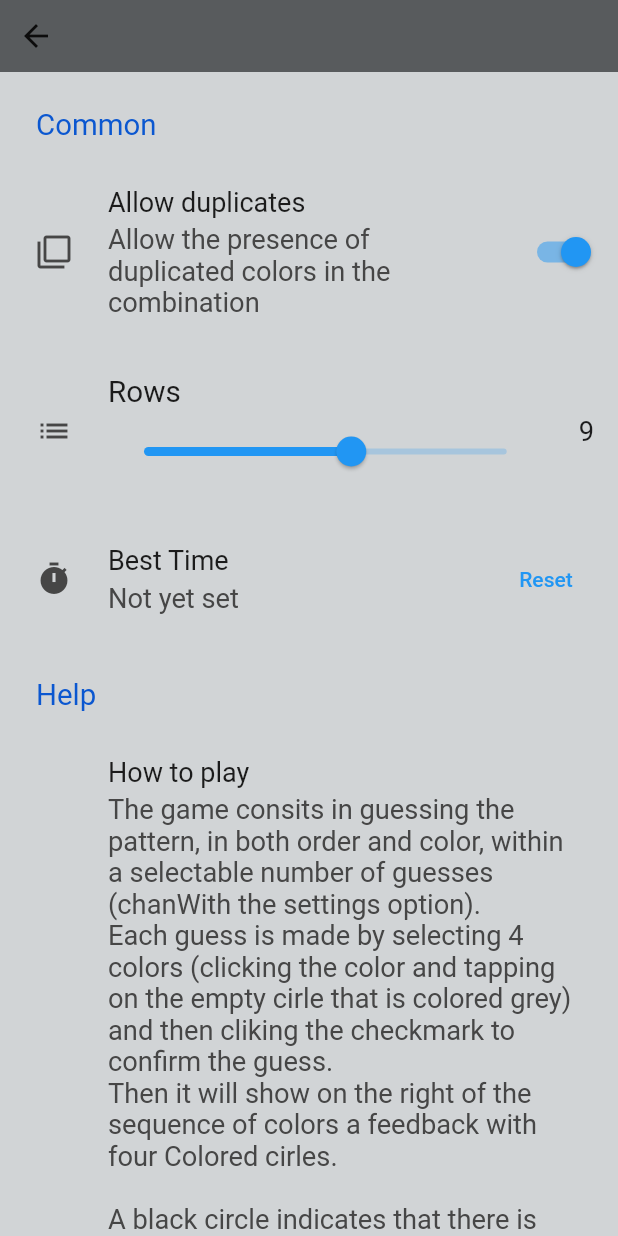
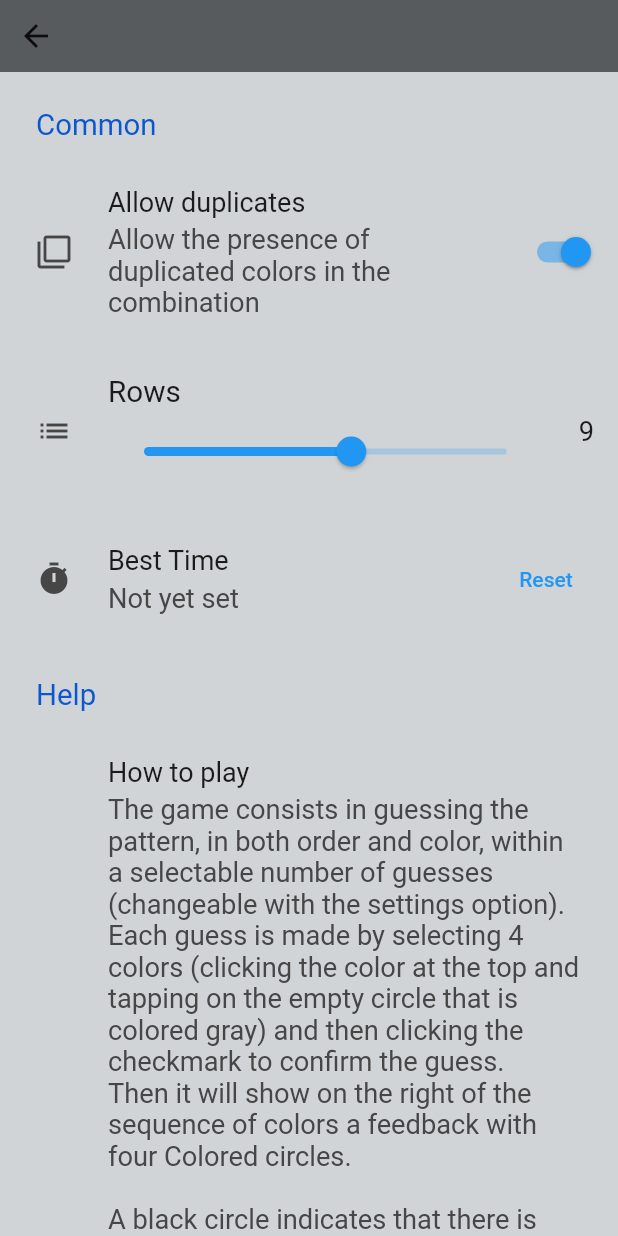
Before and after one commit to azvaska/TIPSIT, a Flutter app: the screen it shows after launch, after a tap on the "settings" icon, on a phone screen of 412 x 824 dp. Run offline on Flutter 3.47's test engine with Material 2 defaults, Android fonts, the phone set to English and light mode, and no system bars; drawn by our look-alikes of settings_ui; our stand-ins replace shared_preferences.

Commit message:
fixed typos

```diff
--- a/mastermind/mastermind/lib/Widget/Settings.dart
+++ b/mastermind/mastermind/lib/Widget/Settings.dart
@@ -127,19 +127,19 @@ class _SettingsState extends State<Settings> {
                         SettingsTile(
                           title: const Text('How to play'),
                           value: const Text(textScaleFactor: 1.3, """
-The game consits in guessing the pattern, in both order and color, within a selectable number of guesses (chanWith the settings option).
-Each guess is made by selecting 4 colors (clicking the color and tapping on the empty cirle that is colored grey) and then cliking the checkmark to confirm the guess.
-Then it will show on the right of the sequence of colors a feedback with four Colored cirles.
+The game consists in guessing the pattern, in both order and color, within a selectable number of guesses (changeable with the settings option).
+Each guess is made by selecting 4 colors (clicking the color at the top and tapping on the empty circle that is colored gray) and then clicking the checkmark to confirm the guess.
+Then it will show on the right of the sequence of colors a feedback with four Colored circles.
 
 A black circle indicates that there is not that color for every circle in the guessed code that is correct in both color and location.
 A white circle indicates the existence of a correct color circle placed in the wrong position.
-A green circle indicates the existence of a correct color in the right position.
+A green circle indicates the existence of a correct color in the proper position.
 
-If there are duplicate colors in the guess, a Circle will be awarded for the same number of duplicate colors in the hidden code.
+If there are duplicated colors in the guess, a Circle will be awarded for the same number of duplicate colors in the hidden code if the guess contained.
 
 For example, if the hidden code is red-red-blue-blue and the player guesses red-red-red-blue, they will be awarded two Green pegs for the two correct reds, nothing for the third red as there is not a third red in the code, and a white circle for the blue.
- No indication is given of the fact that the code also includes a second blue.
-The game is over if the number of tryes is 0 or if the player guesses the right combination
+No indication is given that the code also includes a second blue.
+The game is over if the number of tries is 0 or if the player guesses the right combination
 """),
                           leading: const Icon(Icons.help),
                         ),
```
